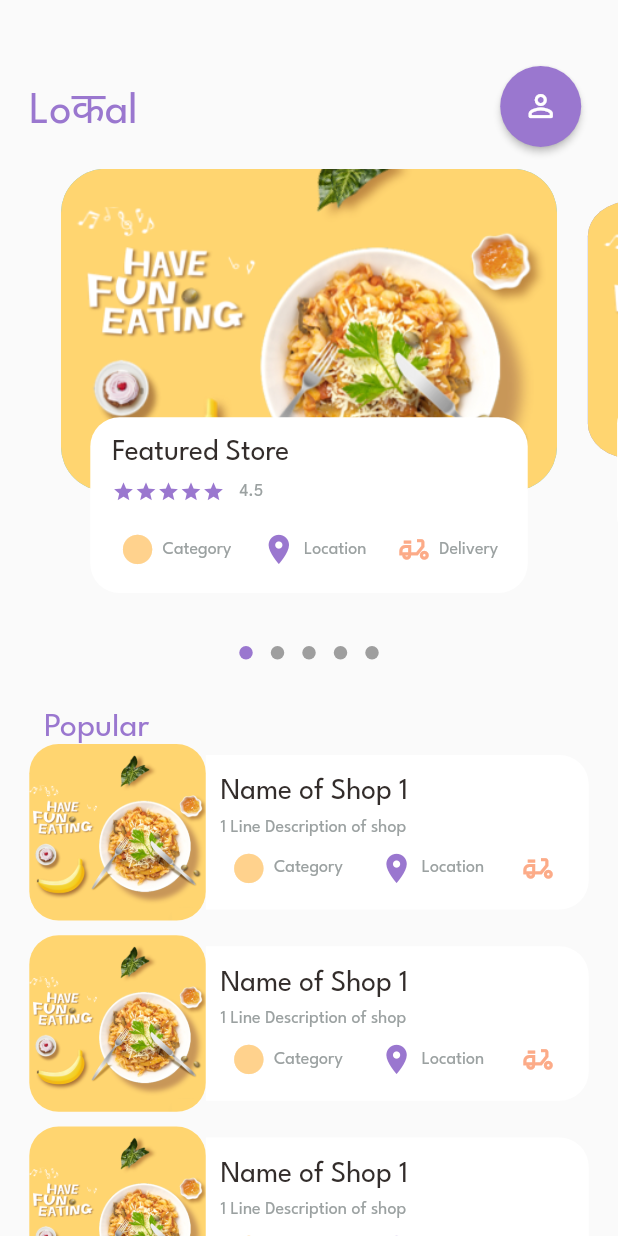
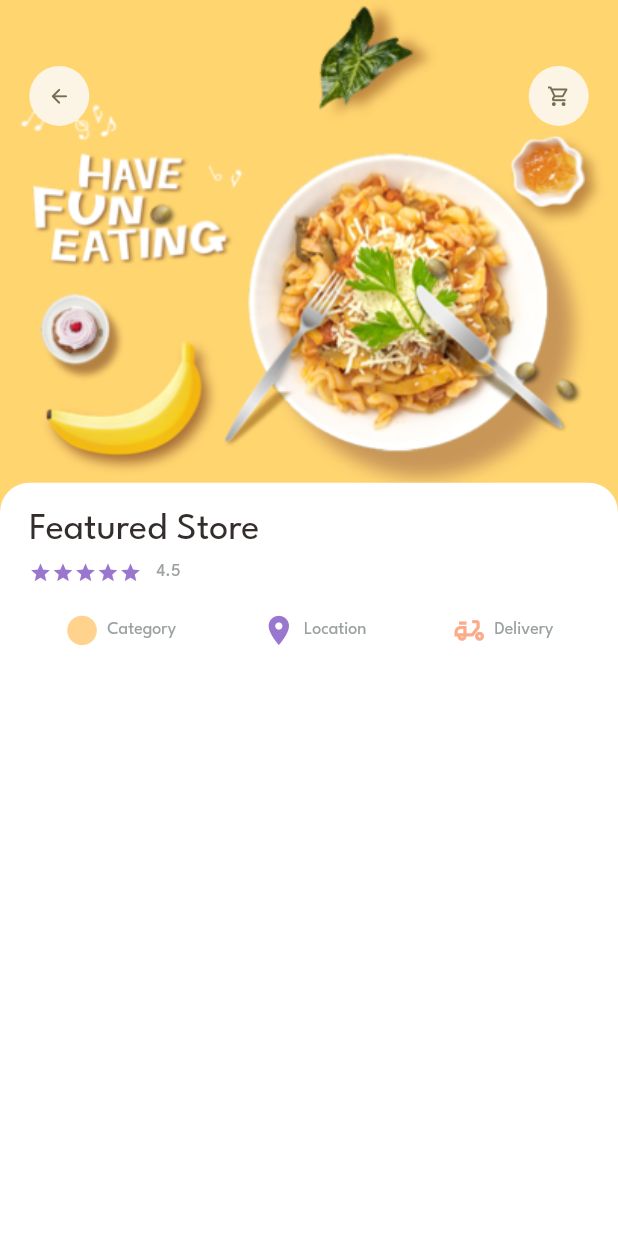
Before and after one commit to KanielPinto/lokal-app, a Flutter app: the screen it shows after launch, on a phone screen of 412 x 824 dp. Run offline on Flutter 3.47's test engine with Material 2 defaults, Android fonts, the phone set to English and light mode, and no system bars; drawn by our look-alikes of dots_indicator; our stand-ins replace get.

Commit message:
new page added

```diff
--- a/lokal_app_v1/lib/main.dart
+++ b/lokal_app_v1/lib/main.dart
@@ -2,7 +2,8 @@
 
 import 'package:flutter/material.dart';
 import 'package:get/get.dart';
-import 'package:lokal_app_v1/homepage/main_store.dart';
+import 'package:lokal_app_v1/pages/homepage/main_store.dart';
+import 'package:lokal_app_v1/pages/store/popular_store.dart';
 
 void main() {
   runApp(const MyApp());
@@ -18,7 +19,7 @@ class MyApp extends StatelessWidget {
       debugShowCheckedModeBanner: false,
       title: 'Flutter Demo',
       darkTheme: ThemeData.dark(),
-      home: MainStore(),
+      home: PopularStore(),
     );
   }
 }
--- a/lokal_app_v1/lib/homepage/home_page_body.dart
+++ b/lokal_app_v1/lib/pages/homepage/home_page_body.dart
@@ -8,6 +8,7 @@ import 'package:lokal_app_v1/utils/colors.dart';
 import 'package:lokal_app_v1/utils/dimensions.dart';
 import 'package:lokal_app_v1/widgets/header_text.dart';
 import 'package:lokal_app_v1/widgets/iconplustext.dart';
+import 'package:lokal_app_v1/widgets/infoDrawer.dart';
 import 'package:lokal_app_v1/widgets/subtitle_text.dart';
 import 'package:dots_indicator/dots_indicator.dart';
 
@@ -239,68 +240,8 @@ class _HomePageBodyState extends State<HomePageBody> {
                     top: Dimensions.height15,
                     left: Dimensions.width15,
                     right: Dimensions.width15),
-                child: Column(
-                  crossAxisAlignment: CrossAxisAlignment.start,
-                  children: [
-                    HeaderText(text: "Featured Store"),
-                    SizedBox(
-                      height: Dimensions.height10,
-                    ),
-                    Row(
-                      children: [
-                        Wrap(
-                          children: [
-                            ...List.generate(
-                                5,
-                                (index) => Icon(
-                                      Icons.star,
-                                      color: AppColors.mainColor,
-                                      size: 15,
-                                    )),
-                          ],
-                        ),
-                        SizedBox(
-                          width: Dimensions.width10,
-                        ),
-                        SubtitleText(text: "4.5"),
-                        SizedBox(
-                          width: Dimensions.width10,
-                        ),
-                        //   SubtitleText(text: "1287"),
-                        //   SizedBox(
-                        //     width: Dimensions.width10,
-                        //   ),
-                        //   SubtitleText(text: "comments"),
-                        //
-                      ],
-                    ),
-                    SizedBox(
-                      height: Dimensions.height20,
-                    ),
-                    Row(
-                      mainAxisAlignment: MainAxisAlignment.spaceEvenly,
-                      children: [
-                        IconPlusText(
-                            icon: Icons.circle_sharp,
-                            text: "Category",
-                            iconColor: AppColors.iconColor1),
-                        SizedBox(
-                          width: Dimensions.width10,
-                        ),
-                        IconPlusText(
-                            icon: Icons.location_on,
-                            text: "Location",
-                            iconColor: AppColors.mainColor),
-                        SizedBox(
-                          width: Dimensions.width10,
-                        ),
-                        IconPlusText(
-                            icon: Icons.delivery_dining_outlined,
-                            text: "Delivery",
-                            iconColor: AppColors.iconColor2)
-                      ],
-                    ),
-                  ],
+                child: InfoDrawer(
+                  text: "Featured Store",
                 ),
               ),
             ),
--- /dev/null
+++ b/lokal_app_v1/lib/pages/store/popular_store.dart
@@ -0,0 +1,69 @@
+// ignore_for_file: prefer_const_constructors
+
+import 'package:flutter/material.dart';
+import 'package:flutter/src/widgets/container.dart';
+import 'package:flutter/src/widgets/framework.dart';
+import 'package:lokal_app_v1/utils/colors.dart';
+import 'package:lokal_app_v1/utils/dimensions.dart';
+import 'package:lokal_app_v1/widgets/app_icon.dart';
+import 'package:lokal_app_v1/widgets/header_text.dart';
+import 'package:lokal_app_v1/widgets/iconplustext.dart';
+import 'package:lokal_app_v1/widgets/infoDrawer.dart';
+import 'package:lokal_app_v1/widgets/subtitle_text.dart';
+
+class PopularStore extends StatelessWidget {
+  const PopularStore({super.key});
+
+  @override
+  Widget build(BuildContext context) {
+    return Scaffold(
+      body: Stack(
+        children: [
+          Positioned(
+              left: 0,
+              right: 0,
+              child: Container(
+                width: double.maxFinite,
+                height: Dimensions.popularStoreImgSize,
+                decoration: BoxDecoration(
+                    image: DecorationImage(
+                        fit: BoxFit.cover,
+                        image: AssetImage("assets/image/food0.png"))),
+              )),
+          Positioned(
+              top: Dimensions.height45,
+              left: Dimensions.width20,
+              right: Dimensions.width20,
+              child: Row(
+                mainAxisAlignment: MainAxisAlignment.spaceBetween,
+                children: [
+                  AppIcon(icon: Icons.arrow_back_rounded),
+                  AppIcon(icon: Icons.shopping_cart_outlined),
+                ],
+              )),
+          Positioned(
+            left: 0,
+            right: 0,
+            top: Dimensions.popularStoreImgSize - 20,
+            bottom: 0,
+            child: Container(
+              padding: EdgeInsets.only(
+                  left: Dimensions.width20,
+                  right: Dimensions.width20,
+                  top: Dimensions.height20),
+              decoration: BoxDecoration(
+                  borderRadius: BorderRadius.only(
+                    topRight: Radius.circular(Dimensions.radius20),
+                    topLeft: Radius.circular(Dimensions.radius20),
+                  ),
+                  color: Colors.white),
+              child: InfoDrawer(
+                text: "Featured Store",
+              ),
+            ),
+          ),
+        ],
+      ),
+    );
+  }
+}
--- a/lokal_app_v1/lib/utils/dimensions.dart
+++ b/lokal_app_v1/lib/utils/dimensions.dart
@@ -23,6 +23,8 @@ class Dimensions {
   static double width30 = screenHeight / 28.13;
   static double width45 = screenHeight / 18.76;
 
+  //font size
+  static double font26 = screenHeight / 32.46;
   static double font20 = screenHeight / 42.2;
 
   //radius
@@ -32,8 +34,12 @@ class Dimensions {
 
   //icon size
   static double iconSize24 = screenHeight / 35.17;
+  static double iconSize16 = screenHeight / 52.75;
 
   //list view size
-  static double listViewImgSize = screenWidth / 3.50;
+  static double listViewImgSize = screenWidth / 3.3;
   static double listViewTxtContainerSize = screenWidth / 4;
+
+  //popular store
+  static double popularStoreImgSize = screenHeight / 2.41;
 }
--- /dev/null
+++ b/lokal_app_v1/lib/widgets/app_icon.dart
@@ -0,0 +1,34 @@
+import 'package:flutter/material.dart';
+import 'package:flutter/src/widgets/container.dart';
+import 'package:flutter/src/widgets/framework.dart';
+import 'package:lokal_app_v1/utils/dimensions.dart';
+
+class AppIcon extends StatelessWidget {
+  final IconData icon;
+  final Color backgroundColor;
+  final Color iconColor;
+  final double size;
+
+  const AppIcon(
+      {super.key,
+      required this.icon,
+      this.backgroundColor = const Color(0xFFfcf4e4),
+      this.iconColor = const Color(0xFF756d54),
+      this.size = 40});
+
+  @override
+  Widget build(BuildContext context) {
+    return Container(
+      width: size,
+      height: size,
+      decoration: BoxDecoration(
+          borderRadius: BorderRadius.circular(size / 2),
+          color: backgroundColor),
+      child: Icon(
+        icon,
+        color: iconColor,
+        size: Dimensions.iconSize16,
+      ),
+    );
+  }
+}
--- /dev/null
+++ b/lokal_app_v1/lib/widgets/infoDrawer.dart
@@ -0,0 +1,84 @@
+import 'package:flutter/material.dart';
+import 'package:flutter/src/widgets/container.dart';
+import 'package:flutter/src/widgets/framework.dart';
+import 'package:lokal_app_v1/utils/colors.dart';
+import 'package:lokal_app_v1/utils/dimensions.dart';
+import 'package:lokal_app_v1/widgets/header_text.dart';
+import 'package:lokal_app_v1/widgets/subtitle_text.dart';
+
+import 'iconplustext.dart';
+
+class InfoDrawer extends StatelessWidget {
+  final String text;
+  const InfoDrawer({super.key, required this.text});
+
+  @override
+  Widget build(BuildContext context) {
+    return Column(
+      crossAxisAlignment: CrossAxisAlignment.start,
+      children: [
+        HeaderText(
+          text: text,
+          size: Dimensions.font26,
+        ),
+        SizedBox(
+          height: Dimensions.height10,
+        ),
+        Row(
+          children: [
+            Wrap(
+              children: [
+                ...List.generate(
+                    5,
+                    (index) => Icon(
+                          Icons.star,
+                          color: AppColors.mainColor,
+                          size: 15,
+                        )),
+              ],
+            ),
+            SizedBox(
+              width: Dimensions.width10,
+            ),
+            SubtitleText(text: "4.5"),
+            SizedBox(
+              width: Dimensions.width10,
+            ),
+            //   SubtitleText(text: "1287"),
+            //   SizedBox(
+            //     width: Dimensions.width10,
+            //   ),
+            //   SubtitleText(text: "comments"),
+            //
+          ],
+        ),
+        SizedBox(
+          height: Dimensions.height20,
+        ),
+        Row(
+          mainAxisAlignment: MainAxisAlignment.spaceEvenly,
+          children: [
+            IconPlusText(
+                icon: Icons.circle_sharp,
+                text: "Category",
+                iconColor: AppColors.iconColor1),
+            SizedBox(
+              width: Dimensions.width10,
+            ),
+            IconPlusText(
+                icon: Icons.location_on,
+                text: "Location",
+                iconColor: AppColors.mainColor),
+            SizedBox(
+              width: Dimensions.width10,
+            ),
+            IconPlusText(
+                icon: Icons.delivery_dining_outlined,
+                text: "Delivery",
+                iconColor: AppColors.iconColor2)
+          ],
+        ),
+      ],
+    );
+  }
+}
```
Also changed, not shown: lokal_app_v1/lib/pages/homepage/main_store.dart (renamed from lokal_app_v1/lib/homepage/main_store.dart).
